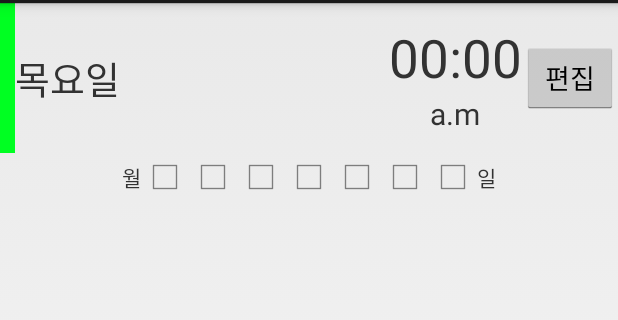
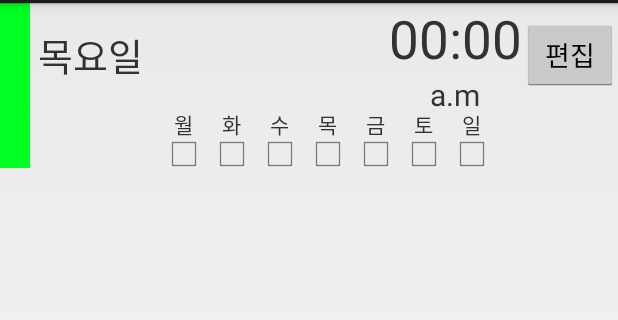
Before and after one commit to ZeroPage/MorningTypeHuman, an Android app: the layout alarm_list_row.xml on its own in the app's theme, with its tools: preview values and no code run, on a phone screen of 412 x 824 dp, the part 69-389 px from its top. Run offline under Robolectric (Android 15) with nearby library versions, the phone set to English and light mode, and no system bars; network calls fail.

Commit message:
Centered the EditText Cursor of LectureName at alarm_edit activity.
Removed Title Bar of all Activities.

Changed Theme to Light.

Edited XML files of alarm_list_row.

```diff
--- a/MornigTypeHumanProject/MornigTypeHuman/src/main/java/org/zeropage/gdg/morningTypeHuman/view/LaunchActivity.java
+++ b/MornigTypeHumanProject/MornigTypeHuman/src/main/java/org/zeropage/gdg/morningTypeHuman/view/LaunchActivity.java
@@ -4,6 +4,8 @@ import android.app.Activity;
 import android.content.Intent;
 import android.os.Bundle;
 import android.view.Menu;
+import android.view.Window;
+import android.view.WindowManager;
 
 import org.zeropage.gdg.morningTypeHuman.R;
 import org.zeropage.gdg.morningTypeHuman.controller.LaunchActivityController;
@@ -40,11 +42,5 @@ public class LaunchActivity extends Activity {
         finish();
     }
 
-    @Override
-    public boolean onCreateOptionsMenu(Menu menu) {
-        // Inflate the menu; this adds items to the action bar if it is present.
-        getMenuInflater().inflate(R.menu.launch, menu);
-        return true;
-    }
 
 }
--- a/MornigTypeHumanProject/MornigTypeHuman/src/main/res/layout/activity_alarm_edit.xml
+++ b/MornigTypeHumanProject/MornigTypeHuman/src/main/res/layout/activity_alarm_edit.xml
@@ -21,7 +21,10 @@
         android:layout_width="match_parent"
         android:layout_height="wrap_content"
         android:ems="10"
-        android:inputType="textPersonName" />
+        android:inputType="textPersonName"
+        android:layout_gravity="center"
+        android:gravity="center_horizontal"/>
+
     <LinearLayout
         android:layout_height="wrap_content"
         android:layout_width="match_parent"
--- a/MornigTypeHumanProject/MornigTypeHuman/src/main/res/layout/activity_launch.xml
+++ b/MornigTypeHumanProject/MornigTypeHuman/src/main/res/layout/activity_launch.xml
@@ -1,6 +1,8 @@
 <RelativeLayout xmlns:android="http://schemas.android.com/apk/res/android"
     android:layout_width="match_parent"
-    android:layout_height="match_parent" >
+    android:layout_height="match_parent"
+    android:theme="@android:style/Theme.NoTitleBar"
+    >
 
     <ImageView
         android:layout_width="match_parent"
--- a/MornigTypeHumanProject/MornigTypeHuman/src/main/res/layout/alarm_list_row.xml
+++ b/MornigTypeHumanProject/MornigTypeHuman/src/main/res/layout/alarm_list_row.xml
@@ -2,19 +2,26 @@
 
 <LinearLayout
     xmlns:android="http://schemas.android.com/apk/res/android"
-    android:orientation="vertical"
+    android:orientation="horizontal"
     android:layout_width="wrap_content"
     android:layout_height="wrap_content"
     android:layout_centerVertical="true">
+    <FrameLayout
+        android:id="@+id/isAlarmOn"
+        android:layout_width="20dp"
+        android:layout_height="fill_parent"
+        android:background="#00ff22"
+        android:layout_marginRight="5dp" />
+    <LinearLayout
+        android:layout_width="wrap_content"
+        android:layout_height="fill_parent"
+        android:orientation="vertical">
+
         <RelativeLayout xmlns:android="http://schemas.android.com/apk/res/android"
         android:layout_width="match_parent"
-     android:layout_height="100dp"
+        android:layout_height="70dp"
            android:gravity="fill_horizontal">
-    <FrameLayout
-        android:id="@+id/isAlarmOn"
-        android:layout_width="10dp"
-        android:layout_height="fill_parent"
-        android:background="#00ff22"/>
+
             <TextView
            android:id="@+id/textViewLectureName"
            android:layout_width="wrap_content"
@@ -22,7 +29,7 @@
            android:layout_gravity="center"
            android:text="목요일"
            android:textSize="25sp"
-        android:layout_toRightOf="@+id/isAlarmOn"
+           android:layout_alignParentLeft="true"
            android:layout_centerVertical="true"/>
 
        <LinearLayout
@@ -62,58 +69,143 @@
 
         </RelativeLayout>
 
+        <RelativeLayout
+            android:layout_width="wrap_content"
+            android:layout_height="40dp">
+
             <LinearLayout
 
                 android:layout_width="fill_parent"
-        android:layout_height="fill_parent"
+                android:layout_height="wrap_content"
                 android:layout_gravity="center_horizontal"
                 android:orientation="horizontal"
                 android:gravity="center_horizontal">
+
+
+                <LinearLayout
+                    android:orientation="vertical"
+                    android:layout_width="wrap_content"
+                    android:layout_height="fill_parent">
 
                     <TextView
                         android:layout_width="wrap_content"
                         android:layout_height="wrap_content"
                         android:textAppearance="?android:attr/textAppearanceSmall"
                         android:text="월"
-            android:id="@+id/textView2"
-            android:layout_gravity="center_vertical" />
+                        android:id="@+id/textView"
+                        android:layout_gravity="center_horizontal" />
 
                     <org.zeropage.gdg.morningTypeHuman.view.alarmmanage.AlarmCheckBox
                         android:layout_width="wrap_content"
                         android:layout_height="wrap_content"
                         android:id="@+id/checkBoxMon"
-            android:clickable="false"/>
+                        android:clickable="false" />
+                </LinearLayout>
+
+                <LinearLayout
+                    android:orientation="vertical"
+                    android:layout_width="wrap_content"
+                    android:layout_height="fill_parent">
+
+                    <TextView
+                        android:layout_width="wrap_content"
+                        android:layout_height="wrap_content"
+                        android:textAppearance="?android:attr/textAppearanceSmall"
+                        android:text="화"
+                        android:id="@+id/textView"
+                        android:layout_gravity="center_horizontal" />
 
                     <org.zeropage.gdg.morningTypeHuman.view.alarmmanage.AlarmCheckBox
                         android:layout_width="wrap_content"
                         android:layout_height="wrap_content"
                         android:id="@+id/checkBoxTue"
                         android:clickable="false" />
+                </LinearLayout>
+
+                <LinearLayout
+                    android:orientation="vertical"
+                    android:layout_width="wrap_content"
+                    android:layout_height="fill_parent">
+
+                    <TextView
+                        android:layout_width="wrap_content"
+                        android:layout_height="wrap_content"
+                        android:textAppearance="?android:attr/textAppearanceSmall"
+                        android:text="수"
+                        android:id="@+id/textView"
+                        android:layout_gravity="center_horizontal" />
+
                     <org.zeropage.gdg.morningTypeHuman.view.alarmmanage.AlarmCheckBox
                         android:layout_width="wrap_content"
                         android:layout_height="wrap_content"
                         android:id="@+id/checkBoxWed"
                         android:clickable="false" />
+                </LinearLayout>
+
+                <LinearLayout
+                    android:orientation="vertical"
+                    android:layout_width="wrap_content"
+                    android:layout_height="fill_parent">
+
+                    <TextView
+                        android:layout_width="wrap_content"
+                        android:layout_height="wrap_content"
+                        android:textAppearance="?android:attr/textAppearanceSmall"
+                        android:text="목"
+                        android:id="@+id/textView"
+                        android:layout_gravity="center_horizontal" />
+
                     <org.zeropage.gdg.morningTypeHuman.view.alarmmanage.AlarmCheckBox
                         android:layout_width="wrap_content"
                         android:layout_height="wrap_content"
                         android:id="@+id/checkBoxThu"
                         android:clickable="false" />
+                </LinearLayout>
+
+                <LinearLayout
+                    android:orientation="vertical"
+                    android:layout_width="wrap_content"
+                    android:layout_height="fill_parent">
+
+                    <TextView
+                        android:layout_width="wrap_content"
+                        android:layout_height="wrap_content"
+                        android:textAppearance="?android:attr/textAppearanceSmall"
+                        android:text="금"
+                        android:id="@+id/textView"
+                        android:layout_gravity="center_horizontal" />
+
                     <org.zeropage.gdg.morningTypeHuman.view.alarmmanage.AlarmCheckBox
                         android:layout_width="wrap_content"
                         android:layout_height="wrap_content"
                         android:id="@+id/checkBoxFri"
                         android:clickable="false" />
+                </LinearLayout>
+
+                <LinearLayout
+                    android:orientation="vertical"
+                    android:layout_width="wrap_content"
+                    android:layout_height="fill_parent">
+
+                    <TextView
+                        android:layout_width="wrap_content"
+                        android:layout_height="wrap_content"
+                        android:textAppearance="?android:attr/textAppearanceSmall"
+                        android:text="토"
+                        android:id="@+id/textView"
+                        android:layout_gravity="center_horizontal" />
+
                     <org.zeropage.gdg.morningTypeHuman.view.alarmmanage.AlarmCheckBox
                         android:layout_width="wrap_content"
                         android:layout_height="wrap_content"
                         android:id="@+id/checkBoxSat"
                         android:clickable="false" />
-        <org.zeropage.gdg.morningTypeHuman.view.alarmmanage.AlarmCheckBox
+                </LinearLayout>
+
+                <LinearLayout
+                    android:orientation="vertical"
                     android:layout_width="wrap_content"
-            android:layout_height="wrap_content"
-            android:id="@+id/checkBoxSun"
-            android:clickable="false" />
+                    android:layout_height="fill_parent">
 
                     <TextView
                         android:layout_width="wrap_content"
@@ -121,6 +213,15 @@
                         android:textAppearance="?android:attr/textAppearanceSmall"
                         android:text="일"
                         android:id="@+id/textView"
-            android:layout_gravity="center_vertical" />
+                        android:layout_gravity="center_horizontal" />
+
+                    <org.zeropage.gdg.morningTypeHuman.view.alarmmanage.AlarmCheckBox
+                        android:layout_width="wrap_content"
+                        android:layout_height="wrap_content"
+                        android:id="@+id/checkBoxSun"
+                        android:clickable="false" />
                 </LinearLayout>
             </LinearLayout>
+        </RelativeLayout>
+    </LinearLayout>
+</LinearLayout>
```
Also changed, not shown: MornigTypeHumanProject/MornigTypeHuman/src/main/AndroidManifest.xml (+17 -9 lines), MornigTypeHumanProject/MornigTypeHuman/src/main/res/drawable-hdpi/splash_screen.png. Lines whose indentation alone changed are shown as unchanged.
